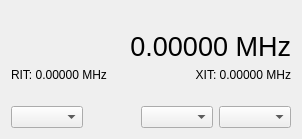
The window that ui/RigWidget.ui (k5mcd/QLog) describes before a commit, drawn with Qt 5.
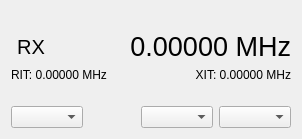
The same window after the commit.

Commit message: Rig Widget: Added PTT

Diff of the .ui file:
```diff
--- a/ui/RigWidget.ui
+++ b/ui/RigWidget.ui
@@ -64,10 +64,37 @@
     </layout>
    </item>
    <item>
+    <layout class="QHBoxLayout" name="horizontalLayout_3">
+     <property name="topMargin">
+      <number>0</number>
+     </property>
+     <item>
+      <widget class="QLabel" name="pttLabel">
+       <property name="maximumSize">
+        <size>
+         <width>40</width>
+         <height>16777215</height>
+        </size>
+       </property>
+       <property name="font">
+        <font>
+         <pointsize>15</pointsize>
+        </font>
+       </property>
+       <property name="text">
+        <string>RX</string>
+       </property>
+       <property name="alignment">
+        <set>Qt::AlignCenter</set>
+       </property>
+      </widget>
+     </item>
+     <item>
     <widget class="QLabel" name="freqLabel">
      <property name="font">
       <font>
        <pointsize>20</pointsize>
+         <strikeout>false</strikeout>
       </font>
      </property>
      <property name="text">
@@ -77,6 +104,8 @@
       <set>Qt::AlignRight|Qt::AlignTrailing|Qt::AlignVCenter</set>
      </property>
     </widget>
+     </item>
+    </layout>
    </item>
    <item>
     <layout class="QHBoxLayout" name="horizontalLayout_4">
```
Lines whose indentation alone changed are shown as unchanged. The commit also changes 2 other files.
